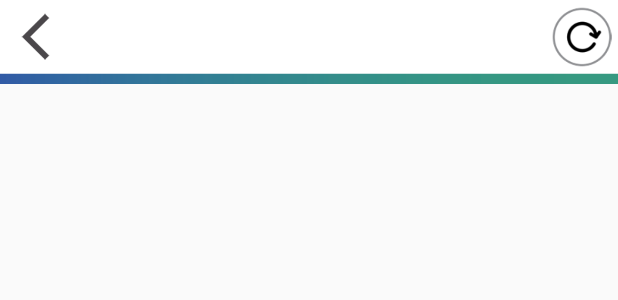
After one commit to gsio/gsilDpKepcoSafetySystem, an Android app: the layout custom_actionbar_reflash.xml on its own in the app's theme, with its tools: preview values and no code run, on a phone screen of 412 x 824 dp. The commit adds this screen. Shown: the top 300 px of the screen. Run offline under Robolectric (Android 15) with nearby library versions, the phone set to English and light mode, and no system bars.

Commit message:
메인화면 작업자 리스트 화면 로딩 버튼 추가, 작업자 리스트 소속 관련 버그 수정

```diff
--- a/app/src/main/java/kr/gsil/dpkepco/activity/LoadingActivity.java
+++ b/app/src/main/java/kr/gsil/dpkepco/activity/LoadingActivity.java
@@ -145,6 +145,7 @@ public class LoadingActivity extends BaseActivity {
         switch (requestCode) {
             case MY_PERMISSIONS_REQUEST_READ_CONTACTS:
             	//showToast(Integer.toString(grantResults[1]));
+
                 if (grantResults.length > 0 && grantResults[0] == PackageManager.PERMISSION_GRANTED) {
                     // 권한 허가
 					NotificationManager n = (NotificationManager) getApplicationContext().getSystemService(Context.NOTIFICATION_SERVICE);
@@ -190,8 +191,7 @@ public class LoadingActivity extends BaseActivity {
                 checkSelfPermission(Manifest.permission.ACCESS_FINE_LOCATION) != PackageManager.PERMISSION_GRANTED ||
                 checkSelfPermission(Manifest.permission.ACCESS_WIFI_STATE) != PackageManager.PERMISSION_GRANTED ||
                 checkSelfPermission(Manifest.permission.CHANGE_WIFI_STATE) != PackageManager.PERMISSION_GRANTED ||
-						checkSelfPermission(Manifest.permission.ACCESS_NOTIFICATION_POLICY) != PackageManager.PERMISSION_GRANTED ||
-
+				checkSelfPermission(Manifest.permission.ACCESS_NOTIFICATION_POLICY) != PackageManager.PERMISSION_GRANTED ||
 
 				//checkSelfPermission(Manifest.permission.RECORD_AUDIO) != PackageManager.PERMISSION_GRANTED ||
                 checkSelfPermission(Manifest.permission.READ_PHONE_STATE) != PackageManager.PERMISSION_GRANTED
--- a/app/src/main/java/kr/gsil/dpkepco/activity/MainActivity.java
+++ b/app/src/main/java/kr/gsil/dpkepco/activity/MainActivity.java
@@ -277,6 +277,8 @@ public class MainActivity extends BaseActivity
 
         //noinspection SimplifiableIfStatement
         if (id == R.id.action_settings) {
+            showToast("새로고침 진행합니다.");
+            setData();
             return true;
         }
 
--- /dev/null
+++ b/app/src/main/res/drawable/btn_reloading.xml
@@ -0,0 +1,8 @@
+<?xml version="1.0" encoding="utf-8"?>
+<selector xmlns:android="http://schemas.android.com/apk/res/android">
+    <item android:drawable="@drawable/btn_reloading_1"
+        android:state_pressed="true" />
+    <item android:drawable="@drawable/btn_reloading_1"
+        android:state_focused="true" />
+    <item android:drawable="@drawable/btn_reloading_0" />
+</selector>
--- /dev/null
+++ b/app/src/main/res/layout/custom_actionbar_reflash.xml
@@ -0,0 +1,42 @@
+<?xml version="1.0" encoding="utf-8"?>
+<RelativeLayout xmlns:android="http://schemas.android.com/apk/res/android"
+    android:layout_width="match_parent"
+    android:layout_height="56dp"
+    android:background="@drawable/bg_main_title_empty" >
+
+    <RelativeLayout
+        android:layout_width="match_parent"
+        android:layout_height="50dp">
+
+        <TextView
+            android:id="@+id/title_text"
+            android:layout_width="wrap_content"
+            android:layout_height="wrap_content"
+            android:layout_centerInParent="true"
+            android:textAllCaps="true"
+            android:textAppearance="?android:attr/textAppearanceLarge"
+            android:textColor="#000"
+            android:textStyle="bold" />
+
+        <Button
+            android:id="@+id/btn_title_left"
+            android:layout_width="40dp"
+            android:layout_height="40dp"
+            android:layout_alignParentLeft="true"
+            android:layout_centerVertical="true"
+            android:layout_marginLeft="4dp"
+            android:background="@drawable/btn_arrow_left"
+            android:src="@null"/>
+        <Button
+            android:id="@+id/btn_title_right"
+            android:layout_width="40dp"
+            android:layout_height="40dp"
+            android:layout_alignParentRight="true"
+            android:layout_centerVertical="true"
+            android:layout_marginRight="4dp"
+            android:background="@drawable/btn_reloading"
+            />
+    </RelativeLayout>
+
+
+</RelativeLayout>
--- a/app/src/main/res/menu/main.xml
+++ b/app/src/main/res/menu/main.xml
@@ -4,6 +4,6 @@
     <item
         android:id="@+id/action_settings"
         android:orderInCategory="100"
-        android:title="@string/nav_txt_7"
+        android:title="@string/nav_txt_12"
         app:showAsAction="never" />
 </menu>
--- a/app/src/main/res/values/arrays.xml
+++ b/app/src/main/res/values/arrays.xml
@@ -5,6 +5,8 @@
     <string-array translatable="false" name="gsilsafety_url">
 
         <!-- AMAZON-->
+
+
         <item>http://14.63.198.88/KEPCO/json/mobiledevicelist</item>
         <item>http://14.63.198.88/KEPCO/json/mobilenfcInsert</item>
         <item>http://14.63.198.88/KEPCO/json/mobileDeviceInfo</item>
--- a/app/src/main/res/values/strings.xml
+++ b/app/src/main/res/values/strings.xml
@@ -120,6 +120,7 @@
     <string name="nav_txt_9">로그아웃</string>
     <string name="nav_txt_00">입력메뉴</string>
     <string name="nav_txt_10">서브메뉴</string>
+    <string name="nav_txt_12">새로고침</string>
 
     <string name="weather_addr">충청북도 당진시</string>
 
```
Also changed, not shown: app/src/main/java/kr/gsil/dpkepco/UserSystemApplication.java (+30 -19 lines), app/src/main/java/kr/gsil/dpkepco/activity/MainTopPersonListActivity.java (+28 -25 lines), app/src/main/res/drawable/btn_reloading_0.png (added), app/src/main/res/drawable/btn_reloading_1.png (added).
